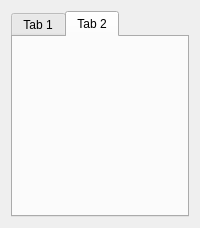
Above: src/ui/UASControlParameters.ui from mavlink/qgroundcontrol before the change. Below: the same form after it.
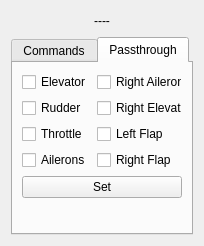
That is the form after the change. The open tabs and pages were chosen to show the change.

Commit message: Update send message CMDS and CTRL

Patch:
```diff
--- a/src/ui/UASControlParameters.ui
+++ b/src/ui/UASControlParameters.ui
@@ -6,8 +6,8 @@
    <rect>
     <x>0</x>
     <y>0</y>
-    <width>200</width>
-    <height>228</height>
+    <width>204</width>
+    <height>246</height>
    </rect>
   </property>
   <property name="minimumSize">
@@ -26,19 +26,6 @@
    <string>Form</string>
   </property>
   <layout class="QGridLayout" name="gridLayout">
-   <item row="1" column="0">
-    <widget class="QTabWidget" name="tabWidget">
-     <property name="styleSheet">
-      <string notr="true"/>
-     </property>
-     <property name="currentIndex">
-      <number>0</number>
-     </property>
-     <widget class="QWidget" name="tab">
-      <attribute name="title">
-       <string>Tab 1</string>
-      </attribute>
-      <layout class="QGridLayout" name="gridLayout_2">
        <item row="0" column="0">
         <layout class="QHBoxLayout" name="horizontalLayout_5">
          <item>
@@ -92,6 +79,19 @@
         </layout>
        </item>
        <item row="1" column="0">
+    <widget class="QTabWidget" name="tabWidget">
+     <property name="styleSheet">
+      <string notr="true"/>
+     </property>
+     <property name="currentIndex">
+      <number>0</number>
+     </property>
+     <widget class="QWidget" name="tab">
+      <attribute name="title">
+       <string>Commands</string>
+      </attribute>
+      <layout class="QGridLayout" name="gridLayout_2">
+       <item row="1" column="0">
         <layout class="QHBoxLayout" name="horizontalLayout">
          <item>
           <widget class="QLabel" name="label_2">
@@ -180,8 +180,98 @@
      </widget>
      <widget class="QWidget" name="tab_2">
       <attribute name="title">
-       <string>Tab 2</string>
+       <string>Passthrough</string>
       </attribute>
+      <layout class="QGridLayout" name="gridLayout_3">
+       <item row="0" column="0">
+        <layout class="QHBoxLayout" name="horizontalLayout_6">
+         <item>
+          <layout class="QVBoxLayout" name="verticalLayout_2">
+           <item>
+            <widget class="QCheckBox" name="cxElevator">
+             <property name="text">
+              <string>Elevator</string>
+             </property>
+            </widget>
+           </item>
+           <item>
+            <widget class="QCheckBox" name="cxRudder">
+             <property name="text">
+              <string>Rudder</string>
+             </property>
+            </widget>
+           </item>
+           <item>
+            <widget class="QCheckBox" name="cxThrottle">
+             <property name="text">
+              <string>Throttle</string>
+             </property>
+            </widget>
+           </item>
+           <item>
+            <widget class="QCheckBox" name="cxAilerons">
+             <property name="text">
+              <string>Ailerons</string>
+             </property>
+            </widget>
+           </item>
+          </layout>
+         </item>
+         <item>
+          <layout class="QVBoxLayout" name="verticalLayout">
+           <item>
+            <widget class="QCheckBox" name="cxRightAileron">
+             <property name="text">
+              <string>Right Aileron</string>
+             </property>
+            </widget>
+           </item>
+           <item>
+            <widget class="QCheckBox" name="cxRightElevator">
+             <property name="text">
+              <string>Right Elevator</string>
+             </property>
+            </widget>
+           </item>
+           <item>
+            <widget class="QCheckBox" name="cxLeftFlap">
+             <property name="text">
+              <string>Left Flap</string>
+             </property>
+            </widget>
+           </item>
+           <item>
+            <widget class="QCheckBox" name="cxRightFlap">
+             <property name="text">
+              <string>Right Flap</string>
+             </property>
+            </widget>
+           </item>
+          </layout>
+         </item>
+        </layout>
+       </item>
+       <item row="1" column="0">
+        <widget class="QPushButton" name="btSetCtrl">
+         <property name="text">
+          <string>Set</string>
+         </property>
+        </widget>
+       </item>
+       <item row="2" column="0">
+        <spacer name="verticalSpacer_2">
+         <property name="orientation">
+          <enum>Qt::Vertical</enum>
+         </property>
+         <property name="sizeHint" stdset="0">
+          <size>
+           <width>20</width>
+           <height>26</height>
+          </size>
+         </property>
+        </spacer>
+       </item>
+      </layout>
      </widget>
     </widget>
    </item>
```
Lines whose indentation alone changed are shown as unchanged. The commit also changes 4 other files.
